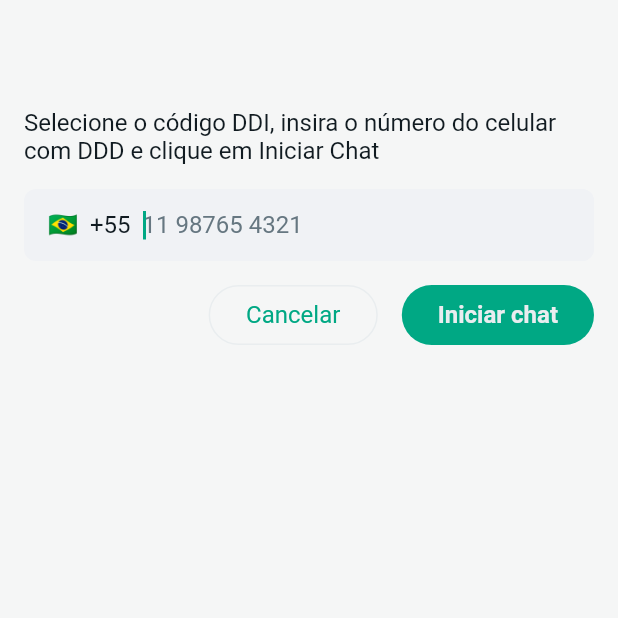
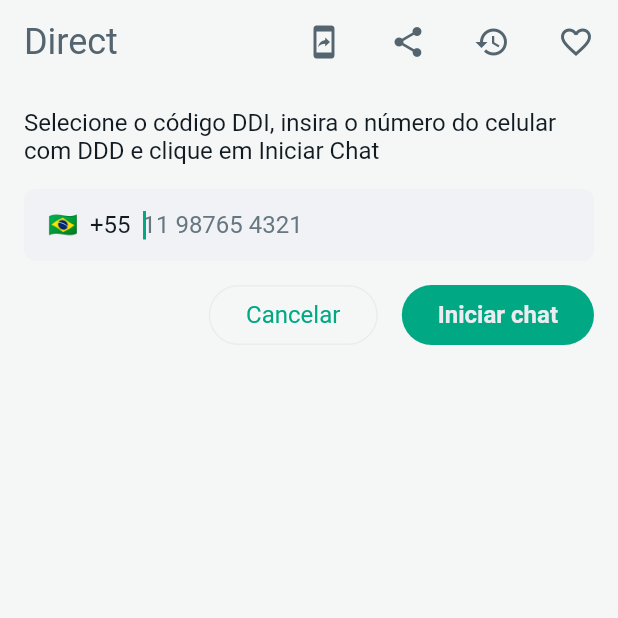
Before and after one commit to csbs1985/direct_app, a Flutter app: the screen it shows after launch, on a phone screen of 412 x 824 dp, the top half of it. Run offline on Flutter 3.47's test engine with Material 2 defaults, Android fonts, the phone set to English and light mode, and no system bars; our stand-ins replace modal_bottom_sheet.

Commit message:
[InicioAppbar] criar

```diff
--- /dev/null
+++ b/lib/appbar/inicio_appbar.dart
@@ -0,0 +1,43 @@
+import 'package:direct_app/button/icone_button.dart';
+import 'package:direct_app/config/constant_config.dart';
+import 'package:flutter/material.dart';
+
+class InicioAppbar extends StatefulWidget implements PreferredSizeWidget {
+  const InicioAppbar({super.key});
+
+  @override
+  State<InicioAppbar> createState() => _InicioAppbarState();
+
+  @override
+  Size get preferredSize => const Size.fromHeight(kToolbarHeight);
+}
+
+class _InicioAppbarState extends State<InicioAppbar> {
+  @override
+  Widget build(BuildContext context) {
+    return AppBar(
+      title: Text(
+        IDENTIDADE,
+        style: Theme.of(context).textTheme.labelMedium,
+      ),
+      actions: [
+        IconeButton(
+          callback: () => {},
+          icone: Icons.mobile_screen_share,
+        ),
+        IconeButton(
+          callback: () => {},
+          icone: Icons.share,
+        ),
+        IconeButton(
+          callback: () => {},
+          icone: Icons.history,
+        ),
+        IconeButton(
+          callback: () => {},
+          icone: Icons.favorite_border,
+        ),
+      ],
+    );
+  }
+}
--- a/lib/button/icone_button.dart
+++ b/lib/button/icone_button.dart
@@ -1,5 +1,4 @@
 import 'package:direct_app/theme/ui_borda.dart';
-import 'package:direct_app/theme/ui_cor.dart';
 import 'package:direct_app/theme/ui_tamanho.dart';
 import 'package:flutter/material.dart';
 
@@ -28,7 +27,7 @@ class _IconeButtonState extends State<IconeButton> {
         borderRadius: BorderRadius.circular(UiBorda.circulo),
         child: Icon(
           widget._icone,
-          color: UiCor.iconeEscuro,
+          color: Theme.of(context).iconTheme.color,
         ),
         onTap: () => widget._callback(),
       ),
--- a/lib/config/constant_config.dart
+++ b/lib/config/constant_config.dart
@@ -1,4 +1,6 @@
 const String CANCELAR = "Cancelar";
+
+const String IDENTIDADE = "Direct";
 
 const String INICAR_CHAT = "Iniciar chat";
 
@@ -8,3 +10,5 @@ const String INICIO_DESCRICAO =
 const String INICIO_HINT = "11 98765 4321";
 
 const String SELECIONE = "Selecione";
+
+// https://api.whatsapp.com/send?phone=5511993158147&text=Ol%C3%A1!%20Gostaria%20de%20saber%20mais%20sobre%20os%20planos%20dispon%C3%ADveis.
--- a/lib/page/inicio_page.dart
+++ b/lib/page/inicio_page.dart
@@ -1,3 +1,4 @@
+import 'package:direct_app/appbar/inicio_appbar.dart';
 import 'package:direct_app/button/primeiro_button.dart';
 import 'package:direct_app/button/segundo_button.dart';
 import 'package:direct_app/config/constant_config.dart';
@@ -17,7 +18,7 @@ class _InicioPageState extends State<InicioPage> {
   Widget build(BuildContext context) {
     return Scaffold(
       backgroundColor: Theme.of(context).colorScheme.background,
-      appBar: AppBar(),
+      appBar: const InicioAppbar(),
       body: SingleChildScrollView(
         child: Container(
           padding: const EdgeInsets.all(16),
--- a/lib/theme/ui_tema.dart
+++ b/lib/theme/ui_tema.dart
@@ -20,6 +20,7 @@ class UiTema {
       secondary: UiCor.icone,
       onPrimary: UiCor.borda,
     ),
+    iconTheme: const IconThemeData(color: UiCor.icone),
     navigationBarTheme: const NavigationBarThemeData(
         backgroundColor: UiCor.fundo, elevation: 0),
     scaffoldBackgroundColor: UiCor.fundo,
@@ -28,6 +29,7 @@ class UiTema {
       displayMedium: UiTextoClaro.texto,
       displaySmall: UiTextoClaro.hint,
       labelLarge: UiTextoClaro.primeiroButton,
+      labelMedium: UiTextoClaro.identidade,
     ),
   );
 
@@ -46,6 +48,7 @@ class UiTema {
       secondary: UiCor.iconeEscuro,
       onPrimary: UiCor.bordaEscura,
     ),
+    iconTheme: const IconThemeData(color: UiCor.iconeEscuro),
     navigationBarTheme: const NavigationBarThemeData(
       backgroundColor: UiCor.fundoEscuro,
       elevation: 0,
@@ -56,6 +59,7 @@ class UiTema {
       displayMedium: UiTextoEscuro.texto,
       displaySmall: UiTextoEscuro.hint,
       labelLarge: UiTextoEscuro.primeiroButton,
+      labelMedium: UiTextoEscuro.identidade,
     ),
   );
 }
--- a/lib/theme/ui_texto.dart
+++ b/lib/theme/ui_texto.dart
@@ -16,6 +16,12 @@ class UiTexto {
 }
 
 class UiTextoClaro {
+  static const TextStyle identidade = TextStyle(
+    fontSize: 24,
+    fontWeight: FontWeight.normal,
+    color: UiCor.icone,
+  );
+
   static const TextStyle primeiroButton = TextStyle(
     fontSize: 16,
     fontWeight: FontWeight.bold,
@@ -42,6 +48,12 @@ class UiTextoClaro {
 }
 
 class UiTextoEscuro {
+  static const TextStyle identidade = TextStyle(
+    fontSize: 24,
+    fontWeight: FontWeight.normal,
+    color: UiCor.iconeEscuro,
+  );
+
   static const TextStyle primeiroButton = TextStyle(
     fontSize: 16,
     fontWeight: FontWeight.bold,
```
